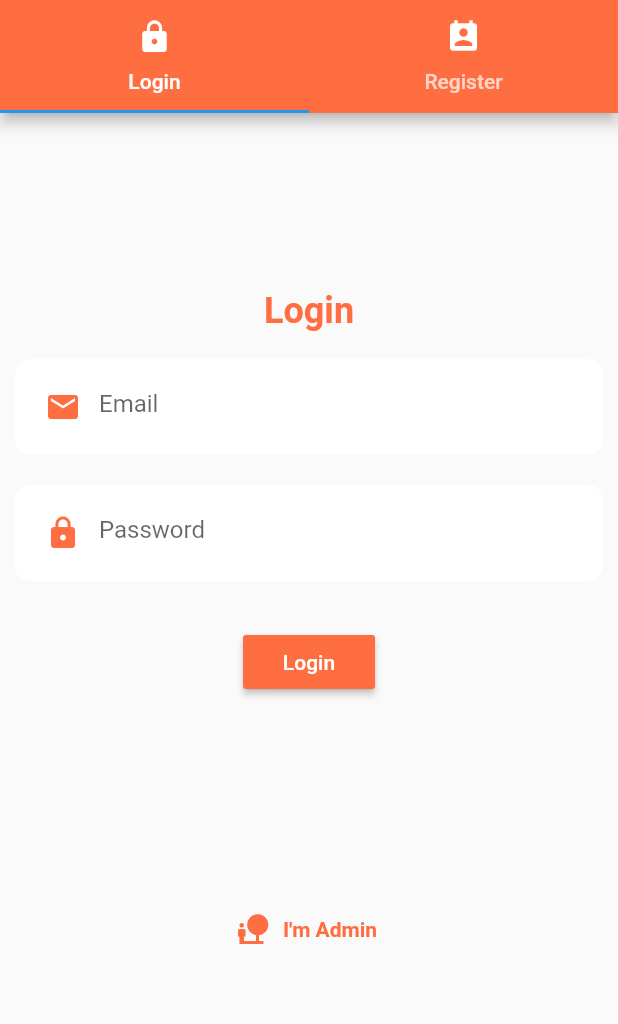
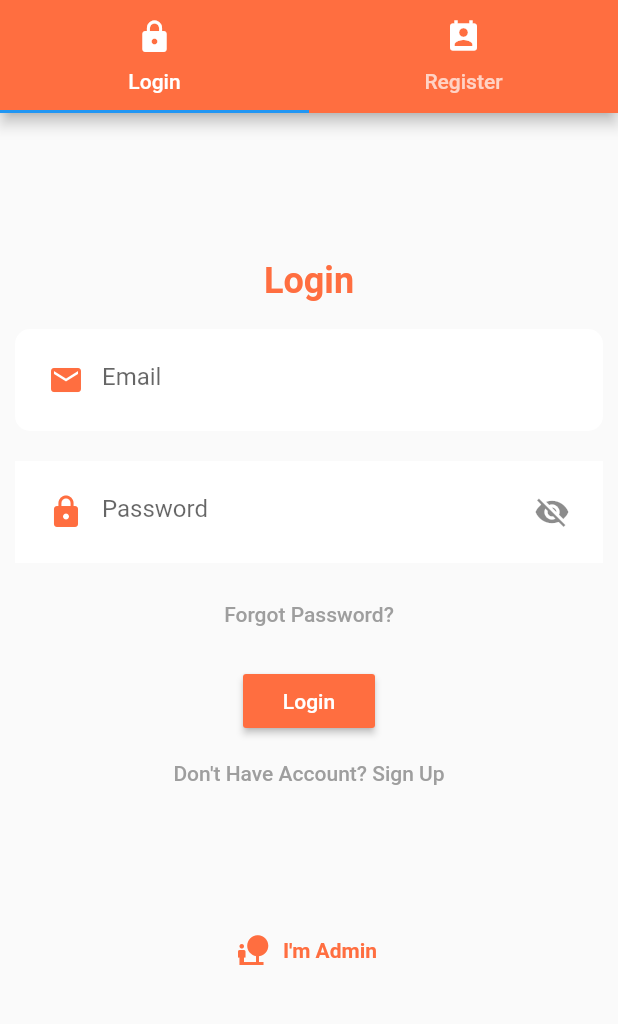
Before and after one commit to BinalKagathara/Bhavna-Saree-Eshop, a Flutter app: the screen it shows after launch, on a phone screen of 412 x 824 dp, the part 82-1106 px from its top. Run offline on Flutter 3.47's test engine with Material 2 defaults, Android fonts, the phone set to English and light mode, and no system bars; our stand-ins replace carousel_pro, cloud_firestore, firebase_auth, firebase_storage, fluttertoast, image_picker and 1 more; missing offline and left inert: razorpay_flutter; accounts and stored records are empty.

Commit message:
Logo updated and basic updates

```diff
--- a/lib/Admin/adminOrderDetails.dart
+++ b/lib/Admin/adminOrderDetails.dart
@@ -137,7 +137,7 @@ class AdminStatusBanner extends StatelessWidget {
             },
             child: Container(
               child: Icon(
-                Icons.arrow_drop_down_circle,
+                Icons.logout,
                 color: Colors.white,
               ),
             ),
--- a/lib/Admin/adminShiftOrders.dart
+++ b/lib/Admin/adminShiftOrders.dart
@@ -21,10 +21,10 @@ class _MyOrdersState extends State<AdminShiftOrders> {
           iconTheme: IconThemeData(color: Colors.white),
           backgroundColor: Colors.deepOrangeAccent,
           centerTitle: true,
-          title: Text("My Orders",style: TextStyle(color: Colors.white),),
+          title: Text("Customers Orders",style: TextStyle(color: Colors.white),),
           actions: [
             IconButton(
-              icon: Icon(Icons.arrow_drop_down_circle,color: Colors.white,),
+              icon: Icon(Icons.logout,color: Colors.white,),
               onPressed: ()
               {
                 SystemNavigator.pop();
--- a/lib/Admin/uploadItems.dart
+++ b/lib/Admin/uploadItems.dart
@@ -47,7 +47,7 @@ class _UploadPageState extends State<UploadPage> with AutomaticKeepAliveClientMi
           onPressed: ()
           {
             Route route = MaterialPageRoute(builder: (c) => AdminShiftOrders());
-            Navigator.pushReplacement(context, route);
+            Navigator.push(context, route);
           },
         ),
         actions: [
--- a/lib/Authentication/login.dart
+++ b/lib/Authentication/login.dart
@@ -1,5 +1,6 @@
 import 'package:cloud_firestore/cloud_firestore.dart';
 import 'package:e_shop/Admin/adminLogin.dart';
+import 'package:e_shop/Authentication/forgotPass.dart';
 import 'package:e_shop/Widgets/customTextField.dart';
 import 'package:e_shop/DialogBox/errorDialog.dart';
 import 'package:e_shop/DialogBox/loadingDialog.dart';
@@ -20,7 +21,7 @@ class _LoginState extends State<Login>
   final GlobalKey<FormState> _formKey = GlobalKey<FormState>();
   final TextEditingController _emailTextEditingController = TextEditingController();
   final TextEditingController _PasswordTextEditingController = TextEditingController();
-
+  bool _isObscure = true;
 
 
   @override
@@ -38,7 +39,7 @@ class _LoginState extends State<Login>
 
             ),
             SizedBox(
-              height: 110.0,
+              height: 90.0,
             ),
             Padding(
               padding: EdgeInsets.all(8.0),
@@ -58,17 +59,42 @@ class _LoginState extends State<Login>
                     hintText: "Email",
                     isObsecure: false,
                   ),
-                  CustomTextField(
+                  Container(
+                    color: Colors.white,
+                    padding: const EdgeInsets.all(10.0),
+                    margin: EdgeInsets.all(10.0),
+                      child: TextField(
+                        obscureText: _isObscure,
                         controller: _PasswordTextEditingController,
-                    data: Icons.lock,
-                    hintText: "Password",
-                    isObsecure: true,
+                        cursorColor: Theme.of(context).primaryColor,
+                        decoration: InputDecoration(
+                          border: InputBorder.none,
+
+                          prefixIcon: Icon(Icons.lock,
+                            color: Theme.of(context).primaryColor,
                           ),
+                          focusColor: Theme.of(context).primaryColor,
+                            hintText: 'Password',
+                            suffixIcon: IconButton(
+                                icon: Icon(
+                                    _isObscure ? Icons.visibility_off : Icons.visibility),
+                                onPressed: () {
+                                  setState(() {
+                                    _isObscure = !_isObscure;
+                                  });
+                                })),
+                      ),
+                    ),
+
                 ],
               ),
             ),
+            FlatButton(
+              onPressed: ()=> Navigator.push(context, MaterialPageRoute(builder: (context)=>ForgotPass())),
+              child:Text("Forgot Password?",style: TextStyle(color: Colors.grey,),),
+            ),
             SizedBox(
-              height: 20.0,
+              height: 10.0,
             ),
             RaisedButton(
               onPressed: () {
@@ -86,13 +112,14 @@ class _LoginState extends State<Login>
               color: Colors.deepOrangeAccent,
               child: Text("Login",style: TextStyle(color: Colors.white),),
             ),
+            FlatButton(
+              onPressed: ()=> Navigator.push(context, MaterialPageRoute(builder: (context)=>ForgotPass())),
+              child:Text("Don't Have Account? Sign Up",style: TextStyle(color: Colors.grey,),),
+            ),
             SizedBox(
-              height: 50.0,
+              height: 70.0,
             ),
 
-            SizedBox(
-              height: 80.0,
-            ),
             FlatButton.icon(
               onPressed: ()=> Navigator.push(context, MaterialPageRoute(builder: (context)=>AdminSignInPage())),
               icon: (Icon(Icons.nature_people,color: Colors.deepOrangeAccent,)),
--- a/lib/DialogBox/errorDialog.dart
+++ b/lib/DialogBox/errorDialog.dart
@@ -18,7 +18,7 @@ class ErrorAlertDialog extends StatelessWidget
         {
           Navigator.pop(context);
         },
-          color: Colors.lightGreenAccent,
+          color: Colors.deepOrangeAccent,
           child: Center(
             child: Text("OK"),
           ),
--- a/lib/Orders/myOrders.dart
+++ b/lib/Orders/myOrders.dart
@@ -22,7 +22,7 @@ class _MyOrdersState extends State<MyOrders> {
           iconTheme: IconThemeData(color: Colors.white),
           backgroundColor: Colors.deepOrangeAccent,
           centerTitle: true,
-          title: Text("My Orders",style: TextStyle(color: Colors.white),),
+          title: Text("My Orders",style: TextStyle(color: Colors.white,fontFamily: "Signatra",fontSize: 32.0),),
           actions: [
             IconButton(
               icon: Icon(Icons.arrow_drop_down_circle,color: Colors.white,),
--- a/lib/Orders/placeOrderPayment.dart
+++ b/lib/Orders/placeOrderPayment.dart
@@ -37,7 +37,7 @@ class _PaymentPageState extends State<PaymentPage> {
             children: [
               Padding(
                 padding: EdgeInsets.all(8.0),
-                child: Image.asset("images/cash.png"),
+                child: Image.asset("images/order.png"),
               ),
               SizedBox(height: 10.0,),
               FlatButton(
@@ -46,7 +46,7 @@ class _PaymentPageState extends State<PaymentPage> {
                 padding: EdgeInsets.all(8.0),
                 //splashColor: Colors.lightBlueAccent,
                 onPressed: ()=>addOrderDetails(),
-                child: Text("Place order",style: TextStyle(fontSize: 30.0,), ),
+                child: Text("Order Now!",style: TextStyle(fontSize: 26.0,), ),
               ),
             ],
           ),
--- a/lib/Store/cart.dart
+++ b/lib/Store/cart.dart
@@ -57,7 +57,7 @@ class _CartPageState extends State<CartPage> {
           ),
           title: Text(
             "Cart",
-          style: TextStyle(fontSize: 50.0, color: Colors.white,fontFamily: "Signatra"),
+          style: TextStyle(fontSize: 40.0, color: Colors.white,fontFamily: "Signatra"),
         ),
         centerTitle: true,
     ),
--- a/lib/Widgets/customAppBar.dart
+++ b/lib/Widgets/customAppBar.dart
@@ -20,7 +20,7 @@ class MyAppBar extends StatelessWidget with PreferredSizeWidget
       centerTitle: true,
       title: Text(
         "Bhavna Saree",
-        style: TextStyle(fontSize: 50.0, color: Colors.white,fontFamily: "Signatra"),
+        style: TextStyle(color: Colors.white,fontFamily: "Signatra",fontSize: 40.0),
       ),
       bottom: bottom,
         actions: [
--- a/lib/Widgets/customTextField.dart
+++ b/lib/Widgets/customTextField.dart
@@ -11,7 +11,7 @@ class CustomTextField extends StatelessWidget
 
 
   CustomTextField(
-      {Key key, this.controller, this.data, this.hintText,this.isObsecure}
+      {Key key, this.controller, this.data, this.hintText,this.isObsecure, suffix,}
       ) : super(key: key);
 
 
@@ -25,7 +25,7 @@ class CustomTextField extends StatelessWidget
         color: Colors.white,
         borderRadius: BorderRadius.all(Radius.circular(10.0)),
       ),
-      padding: EdgeInsets.all(8.0),
+      padding: EdgeInsets.all(10.0),
       margin: EdgeInsets.all(10.0),
       child: TextFormField(
         controller: controller,
--- a/lib/main.dart
+++ b/lib/main.dart
@@ -89,7 +89,7 @@ class _SplashScreenState extends State<SplashScreen>
               SizedBox(height : 20.0),
               Text(
                 "Bhavna Saree",
-              style: TextStyle(color: Colors.deepOrangeAccent,fontSize: 34.0,fontFamily: "Signatra"),
+              style: TextStyle(color: Colors.deepOrangeAccent,fontSize: 30.0,fontFamily: "Signatra"),
               ),
             ],
           ),
--- a/pubspec.yaml
+++ b/pubspec.yaml
@@ -11,6 +11,8 @@ dependencies:
     sdk: flutter
   razorpay_flutter: ^1.2.1
   toast: ^0.1.5
+  url_launcher: 5.1.2
+  carousel_pro: ^1.0.0
 
   cupertino_icons: ^0.1.2
   cloud_firestore: ^0.13.2+1
@@ -39,8 +41,11 @@ flutter:
       fonts:
         - asset: assets/fonts/Signatra.ttf
 
+
   assets:
     - images/welcome.png
     - images/login.png
     - images/admin.png
     - images/cash.png
+    - images/forgotpass.jpg
+    - images/order.png
```
Also changed, not shown: lib/Store/Payment.dart (+8 -3 lines), lib/Store/storehome.dart (+25 -80 lines), lib/Widgets/myDrawer.dart (+12 -0 lines), images/welcome1.jpg (deleted), images/welcome3.svg (deleted), pubspec.lock, 5 other files. Lines whose indentation alone changed are shown as unchanged.
